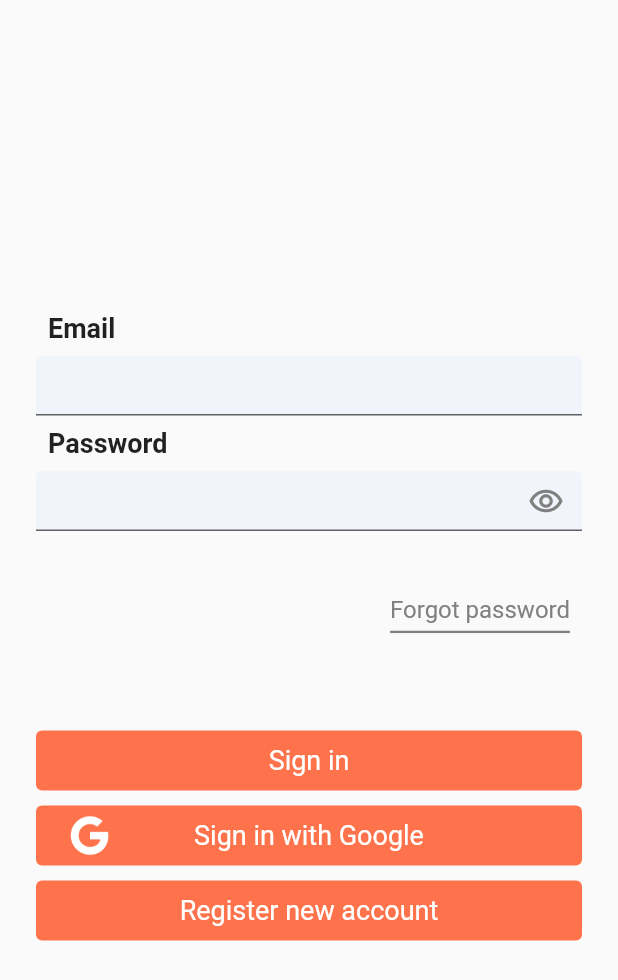
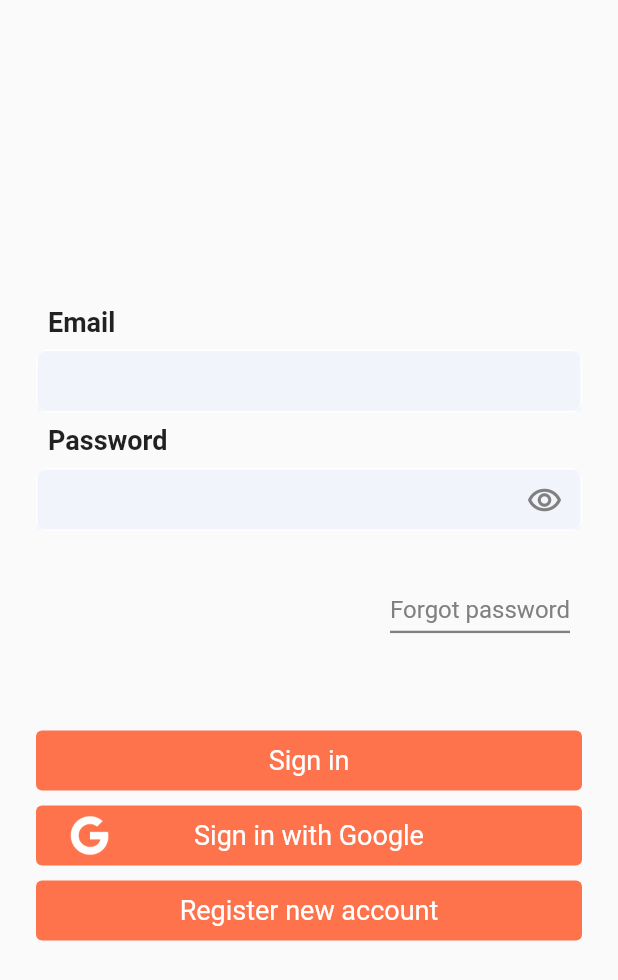
Before and after one commit to andpall/flutter-module-app, a Flutter app: the screen it shows after launch, on a phone screen of 412 x 824 dp. Shown: the top 980 px of the screen. Run offline on Flutter 3.47's test engine with Material 2 defaults, Android fonts, the phone set to English and light mode, and no system bars; our stand-ins replace cloud_firestore, firebase_auth, firebase_core, google_sign_in, shared_preferences; accounts and stored records are empty; generated files the repository leaves out were written again.

Commit message:
styling text input

```diff
--- a/lib/view/components/textInput/textInput.dart
+++ b/lib/view/components/textInput/textInput.dart
@@ -23,12 +23,14 @@ class TextInput extends StatefulWidget {
 
 class _TextInputState extends State<TextInput> {
   bool _isVisible = false;
+  late FocusNode _focusNode;
 
   final _controller = TextEditingController();
 
   @override
   void initState() {
     super.initState();
+    _focusNode = FocusNode();
     _controller.text = widget.initialValue;
     _controller.addListener(_controllerCallback);
   }
@@ -36,6 +38,7 @@ class _TextInputState extends State<TextInput> {
   @override
   void dispose() {
     _controller.dispose();
+    _focusNode.dispose();
     super.dispose();
   }
 
@@ -67,13 +70,22 @@ class _TextInputState extends State<TextInput> {
               textAlign: TextAlign.left,
             ),
           ),
-          SizedBox(
+          Container(
+            decoration: const BoxDecoration(
+                border: Border(
+                    left: BorderSide(color: Colors.white, width: 1),
+                    right: BorderSide(color: Colors.white, width: 1),
+                    top: BorderSide(color: Colors.white, width: 1),
+                    bottom: BorderSide(color: Colors.white, width: 1)),
+                borderRadius: BorderRadius.all(Radius.circular(8))),
+            child: SizedBox(
               height: 40,
               child: TextField(
                 toolbarOptions: const ToolbarOptions(
                     copy: true, paste: true, selectAll: true, cut: true),
                 obscureText: widget.passwordUsing && !_isVisible,
                 enableSuggestions: false,
+                focusNode: _focusNode,
                 autocorrect: false,
                 cursorColor: AppColors.mainColor,
                 controller: _controller,
@@ -94,9 +106,16 @@ class _TextInputState extends State<TextInput> {
                                 : AppColors.disabledBtn,
                           ))
                       : null,
-                  border: const UnderlineInputBorder(),
                   focusedBorder: const UnderlineInputBorder(
-                      borderSide: BorderSide(color: AppColors.mainColor))),
+                      borderSide:
+                          BorderSide(color: AppColors.mainColor, width: 4),
+                      borderRadius: BorderRadius.all(Radius.circular(8))),
+                  border:
+                      const UnderlineInputBorder(borderSide: BorderSide.none),
+                  enabledBorder:
+                      const UnderlineInputBorder(borderSide: BorderSide.none),
+                ),
+              ),
             ),
           ),
         ],
```
Also changed, not shown: lib/view/screens/profile/profile.dart (+16 -6 lines). Lines whose indentation alone changed are shown as unchanged.
